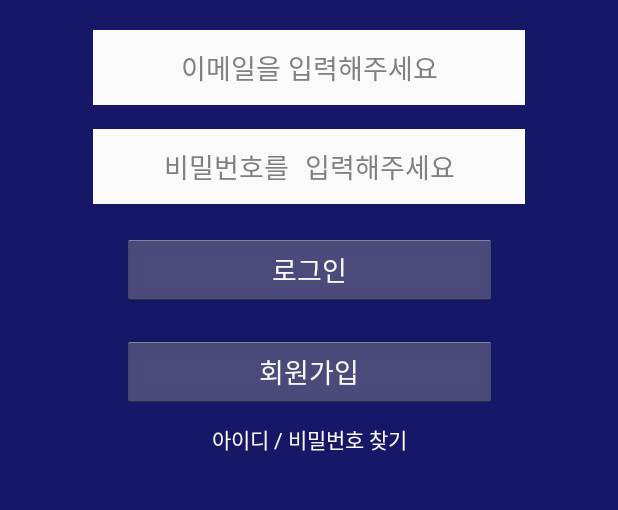
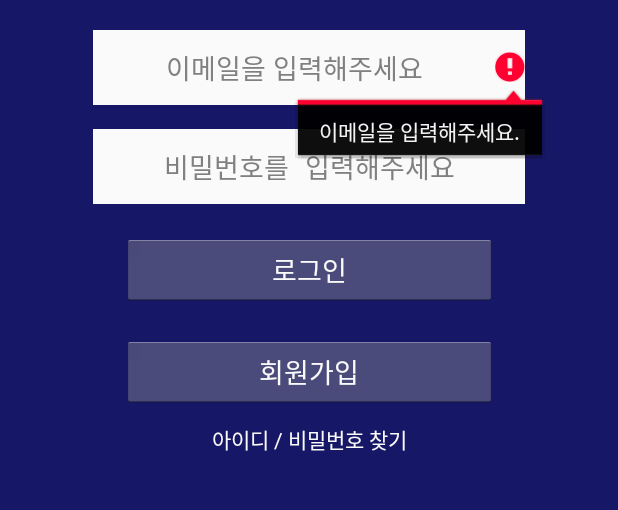
Before and after one commit to AllInWonProject/AllInWon, an Android app: the screen it shows after launch (MainActivity), after a tap on "로그인", on a phone screen of 412 x 824 dp, the part 464-974 px from its top. Run offline under Robolectric (Android 15) with nearby library versions, the phone set to English and light mode, and no system bars; our stand-ins replace Firebase (no records; nobody signed in at launch, a user with empty details on screens opened directly).

Commit message:
원상복귀

```diff
--- a/app/src/main/java/com/example/allinwon/MainActivity.java
+++ b/app/src/main/java/com/example/allinwon/MainActivity.java
@@ -44,8 +44,75 @@ public class MainActivity extends Activity implements View.OnClickListener
         findViewById(R.id.login_signup).setOnClickListener(this);
     }
 
-    public void test() {
-
+    @Override
+    public void onClick(View v)
+    {
+        switch(v.getId())
+        {
+            case R.id.login_button:
+                signUp();
+                break;
+            case R.id.login_signup:
+        }
     }
 
+    public void signUp()
+    {
+        email = editText_email.getText().toString();
+        password = editText_password.getText().toString();
+
+        if(!isValid())
+        {
+            return;
+        }
+
+        setProgressDialog("로그인 중...");
+
+        firebaseAuth.signInWithEmailAndPassword(email, password).addOnCompleteListener(this, new OnCompleteListener<AuthResult>()
+        {
+            @Override
+            public void onComplete(@NonNull Task<AuthResult> task)
+            {
+                setProgressDialog("quit");
+                if(task.isSuccessful())
+                {
+                    user = firebaseAuth.getCurrentUser();
+                    Toast.makeText(getApplicationContext(), "로그인 성공", Toast.LENGTH_LONG).show();
+                }
+                else
+                {
+                    Toast.makeText(getApplicationContext(), "로그인 실패", Toast.LENGTH_LONG).show();
+                }
+            }
+        });
+    }
+
+    public void setProgressDialog(String message) {
+        if(message.equals("quit"))
+        {
+            progressDialog.dismiss();
+        }
+        else
+        {
+            progressDialog.setMessage(message);
+            progressDialog.show();
+        }
+    }
+
+    public boolean isValid()
+    {
+        boolean valid = true;
+
+        if(TextUtils.isEmpty(email))
+        {
+            editText_email.setError("이메일을 입력해주세요.");
+            valid = false;
+        } else if(TextUtils.isEmpty(password))
+        {
+            editText_password.setError("비밀번호를 입력해주세요.");
+            valid = false;
+        }
+
+        return valid;
+    }
 }
```
